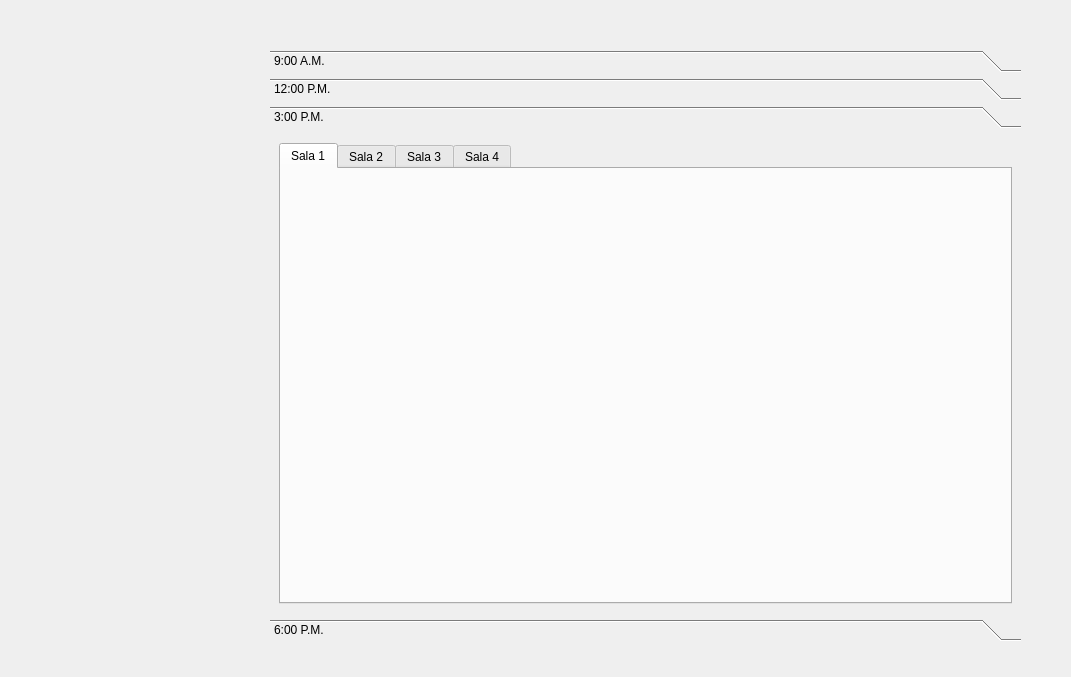
Before: the Qt Designer form sala_1.ui in Danizet/GUI_Proyecto_Magic_Cine, drawn with Qt 5.
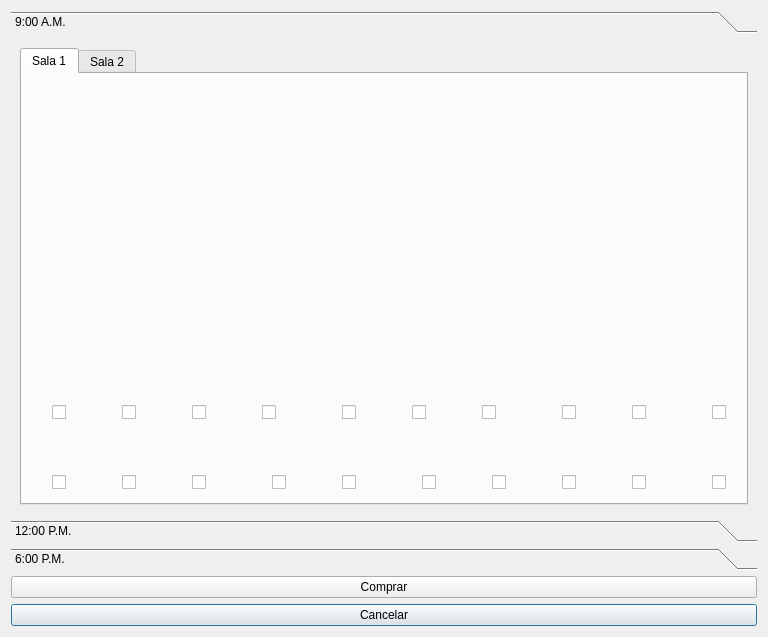
After: the same form once the commit is applied. The open tabs and pages were chosen to show the change. Icons and pictures are not drawn.

```diff
--- a/sala_1.ui
+++ b/sala_1.ui
@@ -6,22 +6,30 @@
    <rect>
     <x>0</x>
     <y>0</y>
-    <width>1071</width>
-    <height>677</height>
+    <width>768</width>
+    <height>637</height>
    </rect>
   </property>
   <property name="windowTitle">
    <string>Dialog</string>
   </property>
+  <layout class="QGridLayout" name="gridLayout_5">
+   <item row="2" column="1">
+    <widget class="QPushButton" name="pushButton_2">
+     <property name="text">
+      <string>Cancelar</string>
+     </property>
+    </widget>
+   </item>
+   <item row="1" column="1">
+    <widget class="QPushButton" name="pushButton">
+     <property name="text">
+      <string>Comprar</string>
+     </property>
+    </widget>
+   </item>
+   <item row="0" column="1">
   <widget class="QToolBox" name="toolBox">
-   <property name="geometry">
-    <rect>
-     <x>270</x>
-     <y>50</y>
-     <width>751</width>
-     <height>591</height>
-    </rect>
-   </property>
    <property name="currentIndex">
     <number>0</number>
    </property>
@@ -30,8 +38,8 @@
      <rect>
       <x>0</x>
       <y>0</y>
-      <width>751</width>
-      <height>471</height>
+        <width>750</width>
+        <height>469</height>
      </rect>
     </property>
     <attribute name="label">
@@ -53,14 +61,14 @@
         <widget class="QCheckBox" name="checkBox">
          <property name="geometry">
           <rect>
-           <x>20</x>
+             <x>30</x>
            <y>330</y>
            <width>16</width>
            <height>16</height>
           </rect>
          </property>
          <property name="styleSheet">
-          <string notr="true">alternate-background-color: rgb(0, 0, 0);</string>
+            <string notr="true"/>
          </property>
          <property name="text">
           <string/>
@@ -92,7 +100,7 @@
           </rect>
          </property>
          <property name="styleSheet">
-          <string notr="true">alternate-background-color: rgb(0, 0, 0);</string>
+            <string notr="true">alternate-background-color: rgb(255, 255, 255);</string>
          </property>
          <property name="text">
           <string/>
@@ -376,16 +384,6 @@
          <string>Sala 2</string>
         </attribute>
        </widget>
-       <widget class="QWidget" name="tab_17">
-        <attribute name="title">
-         <string>Sala 3</string>
-        </attribute>
-       </widget>
-       <widget class="QWidget" name="tab_18">
-        <attribute name="title">
-         <string>Sala 4</string>
-        </attribute>
-       </widget>
       </widget>
      </item>
     </layout>
@@ -435,51 +433,6 @@
      </item>
     </layout>
    </widget>
-   <widget class="QWidget" name="page_4">
-    <property name="geometry">
-     <rect>
-      <x>0</x>
-      <y>0</y>
-      <width>751</width>
-      <height>471</height>
-     </rect>
-    </property>
-    <attribute name="label">
-     <string>3:00 P.M.</string>
-    </attribute>
-    <layout class="QGridLayout" name="gridLayout_3">
-     <item row="0" column="0">
-      <widget class="QTabWidget" name="tabWidget_6">
-       <property name="styleSheet">
-        <string notr="true">border-image: url(:/Recursos/Fondos/gestion-reserva-asientos-cine.jpg);</string>
-       </property>
-       <property name="currentIndex">
-        <number>0</number>
-       </property>
-       <widget class="QWidget" name="tab_23">
-        <attribute name="title">
-         <string>Sala 1</string>
-        </attribute>
-       </widget>
-       <widget class="QWidget" name="tab_24">
-        <attribute name="title">
-         <string>Sala 2</string>
-        </attribute>
-       </widget>
-       <widget class="QWidget" name="tab_25">
-        <attribute name="title">
-         <string>Sala 3</string>
-        </attribute>
-       </widget>
-       <widget class="QWidget" name="tab_26">
-        <attribute name="title">
-         <string>Sala 4</string>
-        </attribute>
-       </widget>
-      </widget>
-     </item>
-    </layout>
-   </widget>
    <widget class="QWidget" name="page_3">
     <property name="geometry">
      <rect>
@@ -526,6 +479,8 @@
     </layout>
    </widget>
   </widget>
+   </item>
+  </layout>
  </widget>
  <resources/>
  <connections/>
```
Left out of the diff: 76 changed lines with no effect on the pictures. Lines whose indentation alone changed are shown as unchanged.
